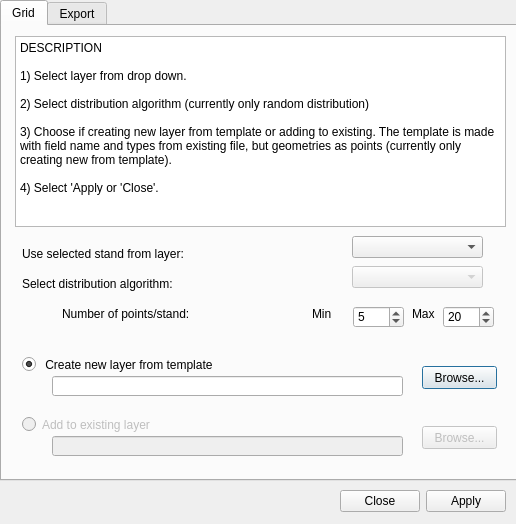
homann/stand-browser, file stand_browser_toolboxwidget_base.ui: the form before one commit.
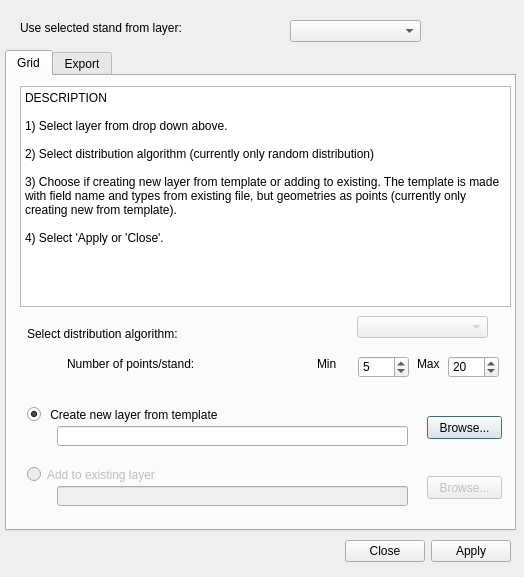
The form after the commit. The open tabs and pages were chosen to show the change.

Commit message: Moved layer selector out of grid

What changed in the file:
```diff
--- a/stand_browser_toolboxwidget_base.ui
+++ b/stand_browser_toolboxwidget_base.ui
@@ -9,8 +9,8 @@
    <rect>
     <x>0</x>
     <y>0</y>
-    <width>516</width>
-    <height>524</height>
+    <width>524</width>
+    <height>577</height>
    </rect>
   </property>
   <property name="windowTitle">
@@ -25,9 +25,9 @@
    </property>
    <property name="geometry">
     <rect>
-     <x>0</x>
-     <y>0</y>
-     <width>521</width>
+     <x>5</x>
+     <y>50</y>
+     <width>511</width>
      <height>481</height>
     </rect>
    </property>
@@ -44,13 +44,13 @@
        <x>13</x>
        <y>10</y>
        <width>491</width>
-       <height>191</height>
+       <height>221</height>
       </rect>
      </property>
      <property name="plainText">
       <string>DESCRIPTION
 
-1) Select layer from drop down.
+1) Select layer from drop down above.
 
 2) Select distribution algorithm (currently only random distribution)
 
@@ -59,29 +59,6 @@
 4) Select 'Apply or 'Close'.</string>
      </property>
     </widget>
-    <widget class="QComboBox" name="cbLayer">
-     <property name="geometry">
-      <rect>
-       <x>350</x>
-       <y>210</y>
-       <width>131</width>
-       <height>22</height>
-      </rect>
-     </property>
-    </widget>
-    <widget class="QLabel" name="label">
-     <property name="geometry">
-      <rect>
-       <x>20</x>
-       <y>220</y>
-       <width>231</width>
-       <height>16</height>
-      </rect>
-     </property>
-     <property name="text">
-      <string>Use selected stand from layer:</string>
-     </property>
-    </widget>
     <widget class="QLabel" name="label_2">
      <property name="geometry">
       <rect>
@@ -356,8 +333,8 @@
   <widget class="QDialogButtonBox" name="bbDialog">
    <property name="geometry">
     <rect>
-     <x>5</x>
-     <y>490</y>
+     <x>10</x>
+     <y>540</y>
      <width>501</width>
      <height>23</height>
     </rect>
@@ -366,6 +343,29 @@
     <set>QDialogButtonBox::Apply|QDialogButtonBox::Close</set>
    </property>
   </widget>
+  <widget class="QComboBox" name="cbLayer">
+   <property name="geometry">
+    <rect>
+     <x>290</x>
+     <y>20</y>
+     <width>131</width>
+     <height>22</height>
+    </rect>
+   </property>
+  </widget>
+  <widget class="QLabel" name="label">
+   <property name="geometry">
+    <rect>
+     <x>20</x>
+     <y>20</y>
+     <width>241</width>
+     <height>16</height>
+    </rect>
+   </property>
+   <property name="text">
+    <string>Use selected stand from layer:</string>
+   </property>
+  </widget>
   <zorder>bbDialog</zorder>
   <zorder>tb</zorder>
  </widget>
```
Left out of the diff: 2 changed lines with no effect on the pictures. The commit also changes 1 other file.
